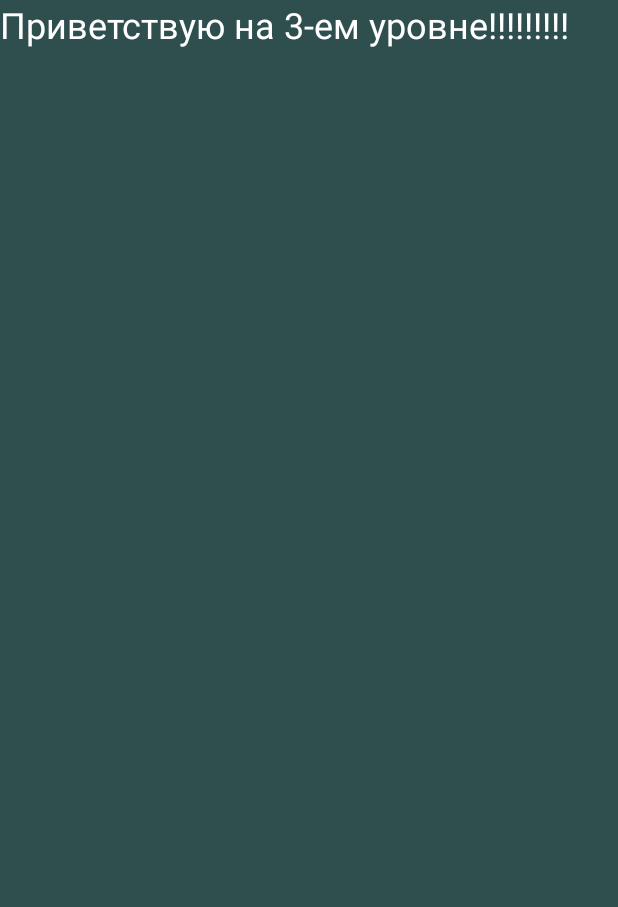
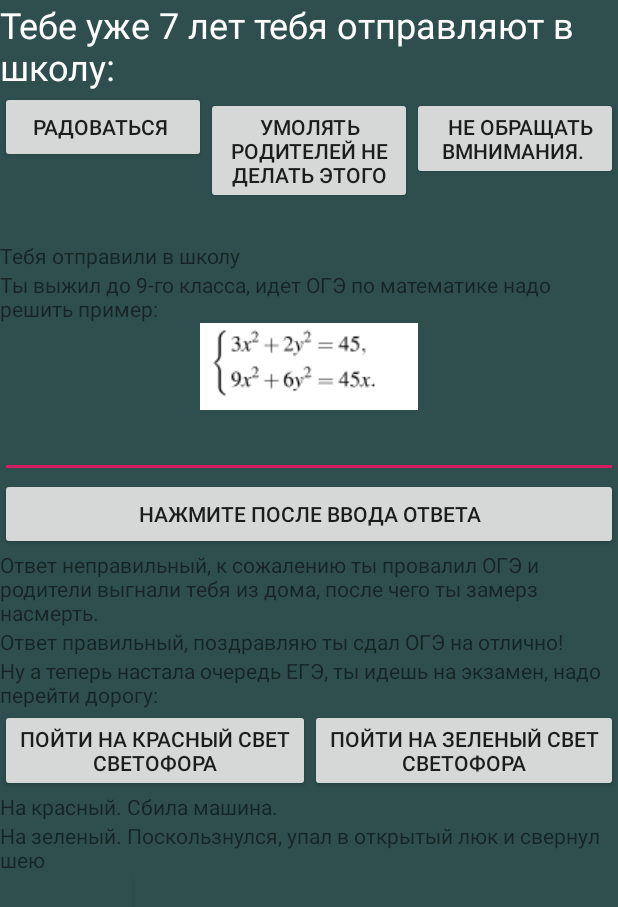
Before and after one commit to UmidKhodzhaev/TextQuest, an Android app: the ThirdLevel screen opened directly, with no data from a screen before it, on a phone screen of 412 x 824 dp. Shown: the top 907 px of the screen. Run offline under Robolectric (Android 15) with nearby library versions, the phone set to English and light mode, and no system bars.

Commit message:
created most of texts
created most of texts

```diff
--- a/TextQuest/app/src/main/java/com/example/umidi/textquest/ThirdLevel.java
+++ b/TextQuest/app/src/main/java/com/example/umidi/textquest/ThirdLevel.java
@@ -10,9 +10,17 @@ import android.widget.ImageView;
 import android.widget.TextView;
 
 public class ThirdLevel extends AppCompatActivity {
+    TextView sendToSchool, oge, wrongAnswer, rightAnswer, crossStreet;
+
     @Override
     protected void onCreate(Bundle savedInstanceState) {
         super.onCreate(savedInstanceState);
         setContentView(R.layout.third_level);
     }
+
+    @Override
+    protected void onResume() {
+        super.onResume();
+
+    }
 }
--- a/TextQuest/app/src/main/res/layout/third_level.xml
+++ b/TextQuest/app/src/main/res/layout/third_level.xml
@@ -24,17 +24,142 @@
                 android:layout_width="wrap_content"
                 android:layout_height="wrap_content"
                 android:layout_weight="1"
-                android:text="Приветствую на 3-ем уровне!!!!!!!!!"
+                android:text="Тебе уже 7 лет тебя отправляют в школу:"
                 android:textColor="#ffffff"
                 android:textSize="24sp" />
 
+            <LinearLayout
+                android:layout_width="match_parent"
+                android:layout_height="100dp"
+                android:orientation="horizontal">
+
+                <Button
+                    android:id="@+id/fun"
+                    android:layout_width="match_parent"
+                    android:layout_height="wrap_content"
+                    android:layout_weight="1"
+                    android:text="
+Радоваться
+
+" />
+
+                <Button
+                    android:id="@+id/sad"
+                    android:layout_width="match_parent"
+                    android:layout_height="wrap_content"
+                    android:layout_weight="1"
+                    android:text="Умолять родителей не делать этого" />
+
+                <Button
+                    android:id="@+id/nothing"
+                    android:layout_width="match_parent"
+                    android:layout_height="wrap_content"
+                    android:layout_weight="1"
+                    android:text="
+ Не обращать вмнимания.
+" />
+            </LinearLayout>
+
+            <TextView
+                android:id="@+id/sendToSchool"
+                android:layout_width="match_parent"
+                android:layout_height="wrap_content"
+                android:layout_weight="1"
+                android:text="Тебя отправили в школу" />
+
+            <TextView
+                android:id="@+id/oge"
+                android:layout_width="match_parent"
+                android:layout_height="wrap_content"
+                android:layout_weight="1"
+                android:text="Ты выжил до 9-го класса, идет ОГЭ по математике надо решить пример:" />
+
             <ImageView
-                android:id="@+id/imageView2"
+                android:id="@+id/exerciseToOGE"
+                android:layout_width="match_parent"
+                android:layout_height="wrap_content"
+                android:layout_weight="1"
+                app:srcCompat="@drawable/exercise" />
+
+            <EditText
+                android:id="@+id/answerToOGE"
+                android:layout_width="match_parent"
+                android:layout_height="wrap_content"
+                android:layout_weight="1"
+                android:ems="10"
+                android:inputType="number" />
+
+            <Button
+                android:id="@+id/answered"
+                android:layout_width="match_parent"
+                android:layout_height="wrap_content"
+                android:layout_weight="1"
+                android:text="Нажмите после ввода ответа" />
+
+            <TextView
+                android:id="@+id/wrongAnswer"
+                android:layout_width="match_parent"
+                android:layout_height="wrap_content"
+                android:layout_weight="1"
+                android:text="Ответ неправильный, к сожалению ты провалил ОГЭ и родители выгнали тебя из дома, после чего ты замерз насмерть." />
+
+            <TextView
+                android:id="@+id/rightAnswer"
+                android:layout_width="match_parent"
+                android:layout_height="wrap_content"
+                android:layout_weight="1"
+                android:text="Ответ правильный, поздравляю ты сдал ОГЭ на отлично!" />
+
+            <TextView
+                android:id="@+id/crossStreet"
                 android:layout_width="wrap_content"
                 android:layout_height="wrap_content"
                 android:layout_weight="1"
-                tools:srcCompat="@tools:sample/backgrounds/scenic[1]" />
+                android:text="Ну а теперь настала очередь ЕГЭ, ты идешь на экзамен, надо перейти дорогу:" />
+        <LinearLayout
+            android:layout_width="match_parent"
+            android:layout_height="wrap_content"
+            android:orientation="horizontal">
 
+            <Button
+                android:id="@+id/redLight"
+                android:layout_width="wrap_content"
+                android:layout_height="wrap_content"
+                android:layout_weight="1"
+                android:text="пойти на красный свет светофора" />
+
+            <Button
+                android:id="@+id/greenLight"
+                android:layout_width="wrap_content"
+                android:layout_height="wrap_content"
+                android:layout_weight="1"
+                android:text="пойти на зеленый свет светофора" />
+
+        </LinearLayout>
+
+            <TextView
+                android:id="@+id/consequenceRed"
+                android:layout_width="wrap_content"
+                android:layout_height="wrap_content"
+                android:layout_weight="1"
+                android:text="На красный. Сбила машина." />
+
+            <TextView
+                android:id="@+id/consequenceGreen"
+                android:layout_width="match_parent"
+                android:layout_height="wrap_content"
+                android:layout_weight="1"
+                android:text="На зеленый. Поскользнулся, упал в открытый люк и свернул шею" />
+
+            <Button
+                android:id="@+id/dead"
+                android:layout_width="wrap_content"
+                android:layout_height="wrap_content"
+                android:layout_weight="1"
+                android:background="#2F4F4F"
+                android:textColor="#ffffff"
+                android:text=""
+                android:textSize="32sp"/>
 
         </LinearLayout>
     </ScrollView>
```
Also changed, not shown: TextQuest/app/src/main/res/drawable/exercise.png (added), TextQuest/app/src/main/res/drawable/menu_button.png, 3 other files.
